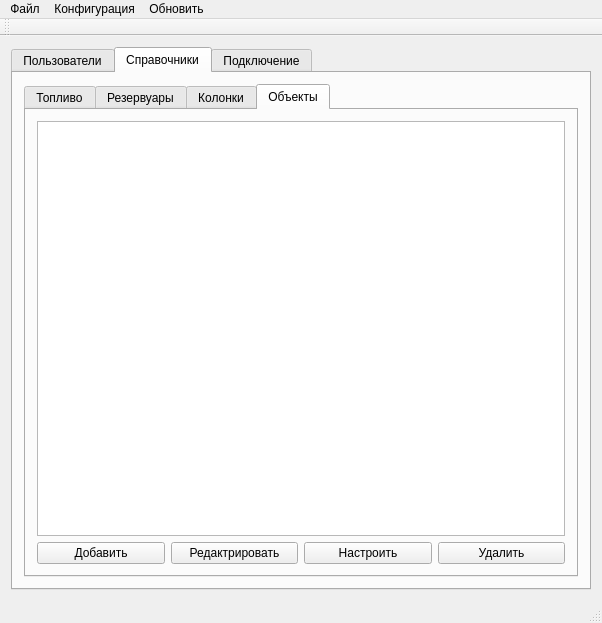
Above: dataBaseFirebird/mainwindow.ui from Evgeniykull/DataBase before the change. Below: the same form after it.
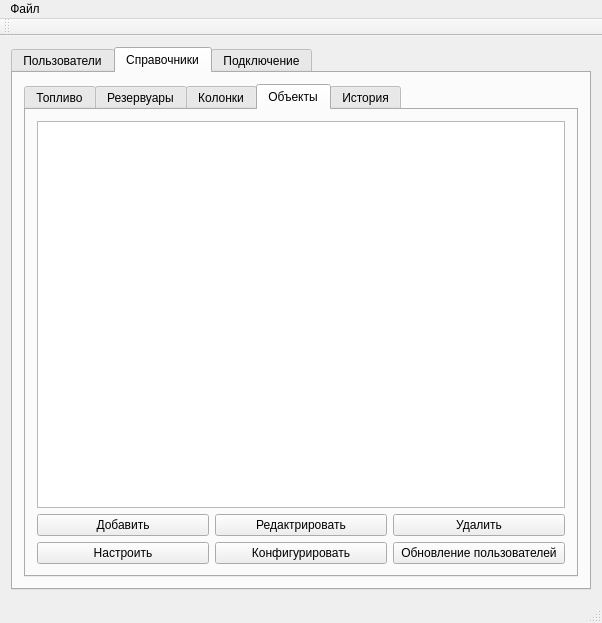
That is the form after the change. The open tabs and pages were chosen to show the change.

Diff of the .ui file:
```diff
--- a/dataBaseFirebird/mainwindow.ui
+++ b/dataBaseFirebird/mainwindow.ui
@@ -226,7 +226,7 @@
             <string>Объекты</string>
            </attribute>
            <layout class="QGridLayout" name="gridLayout_9">
-            <item row="0" column="0" colspan="4">
+            <item row="0" column="0" colspan="3">
              <widget class="QTableView" name="tableObject"/>
             </item>
             <item row="1" column="1">
@@ -236,6 +236,13 @@
               </property>
              </widget>
             </item>
+            <item row="2" column="0">
+             <widget class="QPushButton" name="pbSetObj">
+              <property name="text">
+               <string>Настроить</string>
+              </property>
+             </widget>
+            </item>
             <item row="1" column="0">
              <widget class="QPushButton" name="pbAddObj">
               <property name="text">
@@ -243,19 +250,46 @@
               </property>
              </widget>
             </item>
-            <item row="1" column="3">
+            <item row="1" column="2">
              <widget class="QPushButton" name="pbDeleteObj">
               <property name="text">
                <string>Удалить</string>
               </property>
              </widget>
             </item>
-            <item row="1" column="2">
-             <widget class="QPushButton" name="pbSetObj">
+            <item row="2" column="1">
+             <widget class="QPushButton" name="pbConfigure">
               <property name="text">
-               <string>Настроить</string>
+               <string>Конфигурировать</string>
               </property>
              </widget>
+            </item>
+            <item row="2" column="2">
+             <widget class="QPushButton" name="pbUserUpdate">
+              <property name="text">
+               <string>Обновление пользователей</string>
+              </property>
+             </widget>
+            </item>
+           </layout>
+          </widget>
+          <widget class="QWidget" name="tab">
+           <attribute name="title">
+            <string>История</string>
+           </attribute>
+           <layout class="QGridLayout" name="gridLayout_10">
+            <item row="2" column="0">
+             <widget class="QPushButton" name="pbGetHistory">
+              <property name="text">
+               <string>Получить</string>
+              </property>
+             </widget>
+            </item>
+            <item row="1" column="0">
+             <widget class="QTableView" name="tableHistory"/>
+            </item>
+            <item row="0" column="0">
+             <widget class="QTextBrowser" name="textBrowser"/>
             </item>
            </layout>
           </widget>
@@ -393,21 +427,7 @@
     </property>
     <addaction name="actExit"/>
    </widget>
-   <widget class="QMenu" name="menu">
-    <property name="title">
-     <string>Конфигурация</string>
-    </property>
-    <addaction name="actConfigurate"/>
-   </widget>
-   <widget class="QMenu" name="menu_2">
-    <property name="title">
-     <string>Обновить</string>
-    </property>
-    <addaction name="actUpdUsers"/>
-   </widget>
    <addaction name="menuFile"/>
-   <addaction name="menu"/>
-   <addaction name="menu_2"/>
   </widget>
   <widget class="QToolBar" name="mainToolBar">
    <attribute name="toolBarArea">
```
